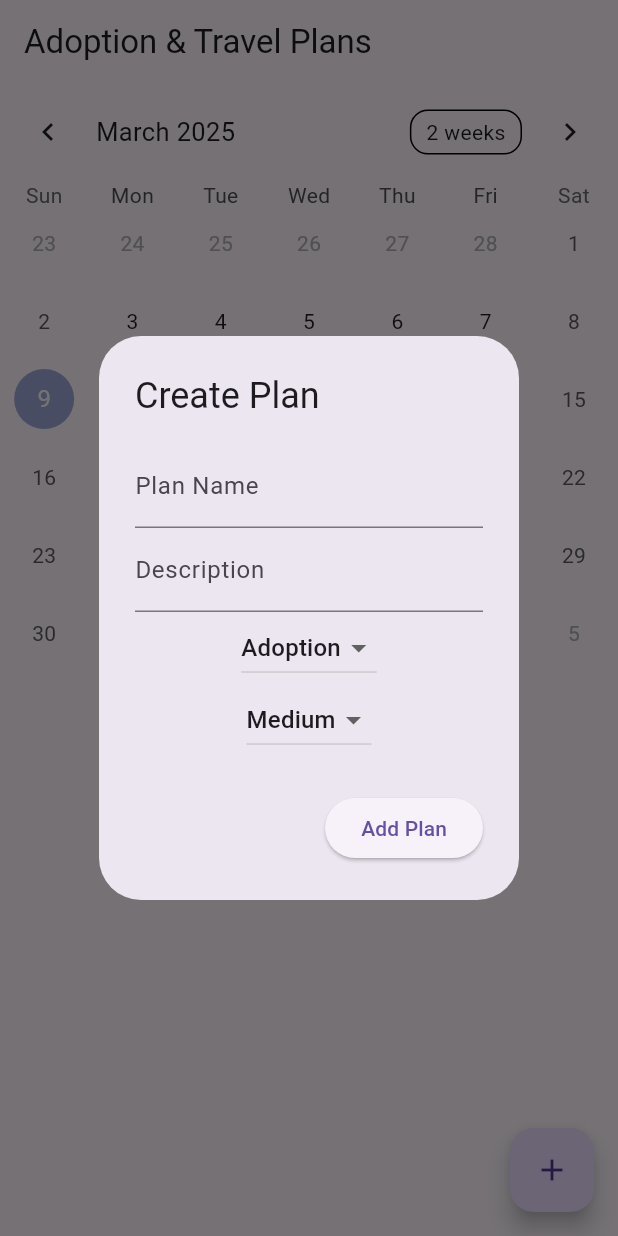
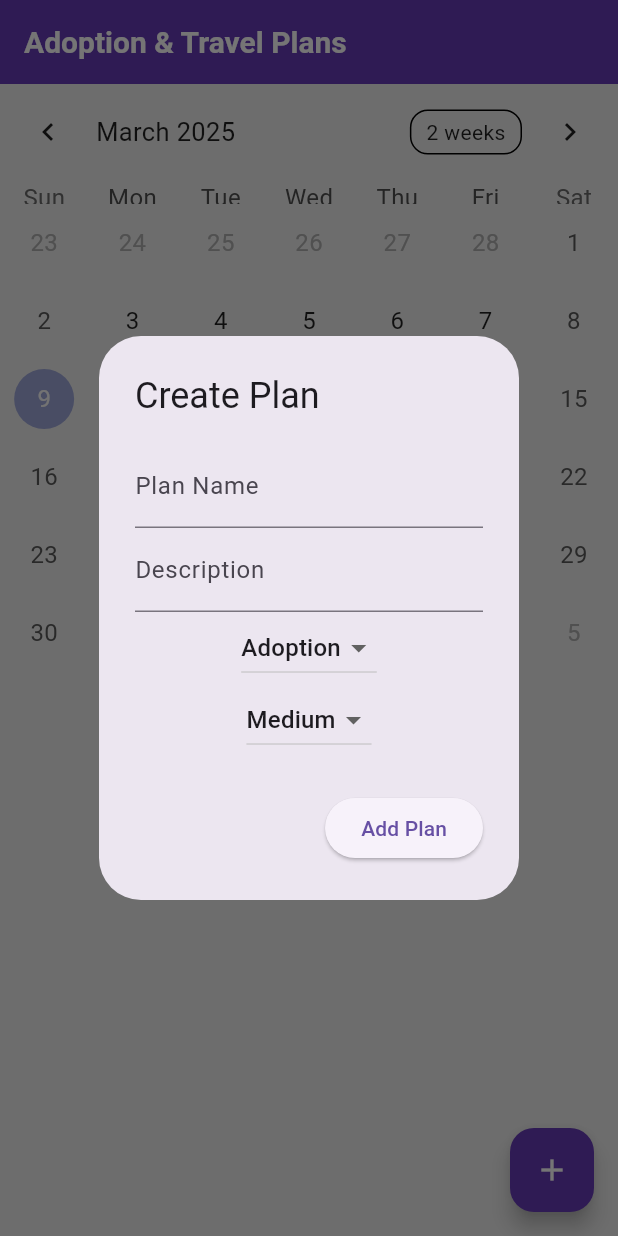
Before and after one commit to leenathreddyj/Adoption-Travel-List, a Flutter app: the screen it shows after launch, after a tap on the "add" icon, on a phone screen of 412 x 824 dp. Run offline on Flutter 3.47's test engine with Material 3 defaults, Android fonts, the phone set to English and light mode, and no system bars; drawn by our look-alikes of table_calendar; our stand-ins replace flutter_slidable.

Commit message:
every thing updated before some function were not working now they are change little bit of theme colours

```diff
--- a/lib/main.dart
+++ b/lib/main.dart
@@ -1,17 +1,36 @@
+//Venkata Saileenath Reddy Jampala
 import 'package:flutter/material.dart';
 import 'screens/plan_manager_screen.dart';
 
 void main() {
-  runApp(MyApp());
+  runApp(const MyApp());
 }
 
 class MyApp extends StatelessWidget {
+  const MyApp({super.key});
+
   @override
   Widget build(BuildContext context) {
     return MaterialApp(
       title: 'Adoption & Travel Plans',
-      theme: ThemeData(primarySwatch: Colors.blue),
-      home: PlanManagerScreen(),
+      theme: ThemeData(
+        primarySwatch: Colors.deepPurple,
+        scaffoldBackgroundColor: Colors.grey[200],
+        appBarTheme: const AppBarTheme(
+          backgroundColor: Colors.deepPurple,
+          foregroundColor: Colors.white,
+          elevation: 0,
+        ),
+        floatingActionButtonTheme: const FloatingActionButtonThemeData(
+          backgroundColor: Colors.deepPurple,
+          foregroundColor: Colors.white,
+        ),
+        textTheme: const TextTheme(
+          titleLarge: TextStyle(fontSize: 20, fontWeight: FontWeight.bold, color: Colors.black),
+          bodyMedium: TextStyle(fontSize: 16, color: Colors.black87),
+        ),
+      ),
+      home: const PlanManagerScreen(),
     );
   }
 }
--- a/lib/models/plan.dart
+++ b/lib/models/plan.dart
@@ -3,8 +3,8 @@
   String description;
   DateTime date;
   bool isCompleted;
-  String category; // 'adoption' or 'travel'
-  String priority; // 'Low', 'Medium', 'High'
+  String category;
+  String priority;
 
   Plan({
     required this.name,
--- a/lib/screens/plan_manager_screen.dart
+++ b/lib/screens/plan_manager_screen.dart
@@ -4,7 +4,7 @@
 import '../models/plan.dart';
 
 class PlanManagerScreen extends StatefulWidget {
-  const PlanManagerScreen({super.key}); // Fixed by using super parameter
+  const PlanManagerScreen({super.key});
 
   @override
   PlanManagerScreenState createState() => PlanManagerScreenState();
@@ -13,74 +13,39 @@
 class PlanManagerScreenState extends State<PlanManagerScreen> {
   List<Plan> plans = [];
   DateTime _selectedDate = DateTime.now();
-  final Map<DateTime, List<Plan>> _events = {};
 
-  void addPlan(String name, String description, DateTime date, String category, String priority) {
+  void addPlan(String name, String description, String category, String priority) {
     setState(() {
-      Plan newPlan = Plan(name: name, description: description, date: date, category: category, priority: priority);
-      plans.add(newPlan);
-      plans.sort((a, b) => b.priority.compareTo(a.priority));
-      _events.putIfAbsent(date, () => []).add(newPlan);
+      plans.add(Plan(name: name, description: description, date: _selectedDate, category: category, priority: priority));
     });
   }
 
-  void updatePlan(int index, String name, String description, String priority) {
-    setState(() {
-      plans[index].name = name;
-      plans[index].description = description;
-      plans[index].priority = priority;
-      plans.sort((a, b) => b.priority.compareTo(a.priority));
-    });
-  }
-
-  void markCompleted(int index) {
-    setState(() {
-      plans[index].isCompleted = !plans[index].isCompleted;
-    });
-  }
-
-  void deletePlan(int index) {
-    setState(() {
-      _events[plans[index].date]?.remove(plans[index]);
-      plans.removeAt(index);
-    });
-  }
-
-  void showCreatePlanDialog() {
-    TextEditingController nameController = TextEditingController();
-    TextEditingController descriptionController = TextEditingController();
-    String selectedCategory = 'Adoption';
-    String selectedPriority = 'Medium';
+  void editPlan(int index) {
+    TextEditingController nameController = TextEditingController(text: plans[index].name);
+    TextEditingController descriptionController = TextEditingController(text: plans[index].description);
 
     showDialog(
       context: context,
       builder: (context) {
         return AlertDialog(
-          title: const Text('Create Plan'),
+          title: const Text("Edit Plan"),
           content: Column(
             mainAxisSize: MainAxisSize.min,
             children: [
               TextField(controller: nameController, decoration: const InputDecoration(labelText: 'Plan Name')),
               TextField(controller: descriptionController, decoration: const InputDecoration(labelText: 'Description')),
-              DropdownButton<String>(
-                value: selectedCategory,
-                items: ['Adoption', 'Travel'].map((cat) => DropdownMenuItem(value: cat, child: Text(cat))).toList(),
-                onChanged: (value) => setState(() => selectedCategory = value!),
-              ),
-              DropdownButton<String>(
-                value: selectedPriority,
-                items: ['Low', 'Medium', 'High'].map((priority) => DropdownMenuItem(value: priority, child: Text(priority))).toList(),
-                onChanged: (value) => setState(() => selectedPriority = value!),
-              ),
             ],
           ),
           actions: [
             ElevatedButton(
               onPressed: () {
-                addPlan(nameController.text, descriptionController.text, _selectedDate, selectedCategory, selectedPriority);
+                setState(() {
+                  plans[index].name = nameController.text;
+                  plans[index].description = descriptionController.text;
+                });
                 Navigator.pop(context);
               },
-              child: const Text('Add Plan'),
+              child: const Text("Update"),
             ),
           ],
         );
@@ -95,15 +60,22 @@
         final plan = plans[index];
 
         return GestureDetector(
-          onDoubleTap: () => deletePlan(index),
-          onLongPress: () => showCreatePlanDialog(),
+          onDoubleTap: () {
+            setState(() {
+              plans.removeAt(index);
+            });
+          },
+          onLongPress: () => editPlan(index),
+          child: Card(
+            shape: RoundedRectangleBorder(borderRadius: BorderRadius.circular(10)),
+            margin: const EdgeInsets.symmetric(horizontal: 15, vertical: 8),
             child: Slidable(
               key: Key(plan.name),
               endActionPane: ActionPane(
                 motion: const ScrollMotion(),
                 children: [
                   SlidableAction(
-                  onPressed: (context) => markCompleted(index),
+                    onPressed: (context) => setState(() => plan.isCompleted = !plan.isCompleted),
                     backgroundColor: Colors.green,
                     foregroundColor: Colors.white,
                     icon: Icons.check,
@@ -112,10 +84,17 @@
                 ],
               ),
               child: ListTile(
-              title: Text(plan.name, style: TextStyle(decoration: plan.isCompleted ? TextDecoration.lineThrough : TextDecoration.none)),
+                contentPadding: const EdgeInsets.all(12),
+                leading: Icon(
+                  plan.priority == 'High' ? Icons.warning_amber_rounded : plan.priority == 'Medium' ? Icons.priority_high : Icons.low_priority,
+                  color: plan.priority == 'High' ? Colors.red : (plan.priority == 'Medium' ? Colors.orange : Colors.green),
+                ),
+                title: Text(plan.name, style: TextStyle(decoration: plan.isCompleted ? TextDecoration.lineThrough : TextDecoration.none, fontWeight: FontWeight.bold)),
                 subtitle: Text(plan.description),
-              trailing: Text(plan.priority, style: TextStyle(color: plan.priority == 'High' ? Colors.red : (plan.priority == 'Medium' ? Colors.orange : Colors.green))),
-              tileColor: plan.isCompleted ? Colors.greenAccent : Colors.white,
+                tileColor: plan.isCompleted ? Colors.green[100] : Colors.white,
+                trailing: Icon(Icons.arrow_forward_ios, size: 18, color: Colors.grey),
+                shape: RoundedRectangleBorder(borderRadius: BorderRadius.circular(10)),
+              ),
             ),
           ),
         );
@@ -138,20 +117,54 @@
     );
   }
 
+  void showCreatePlanDialog() {
+    TextEditingController nameController = TextEditingController();
+    TextEditingController descriptionController = TextEditingController();
+    String selectedCategory = 'Adoption';
+    String selectedPriority = 'Medium';
+
+    showDialog(
+      context: context,
+      builder: (context) {
+        return AlertDialog(
+          title: const Text("Create Plan"),
+          content: Column(
+            mainAxisSize: MainAxisSize.min,
+            children: [
+              TextField(controller: nameController, decoration: const InputDecoration(labelText: 'Plan Name')),
+              TextField(controller: descriptionController, decoration: const InputDecoration(labelText: 'Description')),
+              DropdownButton<String>(
+                value: selectedCategory,
+                items: ['Adoption', 'Travel'].map((cat) => DropdownMenuItem(value: cat, child: Text(cat))).toList(),
+                onChanged: (value) => setState(() => selectedCategory = value!),
+              ),
+              DropdownButton<String>(
+                value: selectedPriority,
+                items: ['Low', 'Medium', 'High'].map((priority) => DropdownMenuItem(value: priority, child: Text(priority))).toList(),
+                onChanged: (value) => setState(() => selectedPriority = value!),
+              ),
+            ],
+          ),
+          actions: [
+            ElevatedButton(
+              onPressed: () {
+                addPlan(nameController.text, descriptionController.text, selectedCategory, selectedPriority);
+                Navigator.pop(context);
+              },
+              child: const Text("Add Plan"),
+            ),
+          ],
+        );
+      },
+    );
+  }
+
   @override
-  Widget build(BuildContext context) {
+  Widget build(BuildContext context) { // FIX: Ensure this method exists
     return Scaffold(
       appBar: AppBar(title: const Text('Adoption & Travel Plans')),
-      body: Column(
-        children: [
-          buildCalendar(),
-          Expanded(child: buildPlanList()),
-        ],
-      ),
-      floatingActionButton: FloatingActionButton(
-        onPressed: showCreatePlanDialog,
-        child: const Icon(Icons.add),
-      ),
+      body: Column(children: [buildCalendar(), Expanded(child: buildPlanList())]),
+      floatingActionButton: FloatingActionButton(onPressed: showCreatePlanDialog, child: const Icon(Icons.add)),
     );
   }
 }
--- a/pubspec.yaml
+++ b/pubspec.yaml
@@ -30,9 +30,9 @@
 dependencies:
   flutter:
     sdk: flutter
-  flutter_slidable: ^3.0.0  # For swipe gestures
-  intl: ^0.18.0  # For date formatting
-  table_calendar: ^3.0.9  # For interactive calendar
+  flutter_slidable: ^4.0.0  # Updated
+  intl: ^0.20.2  # Updated
+  table_calendar: ^3.2.0  # Updated
 
 
   # The following adds the Cupertino Icons font to your application.
```
Lines whose indentation alone changed are shown as unchanged.
